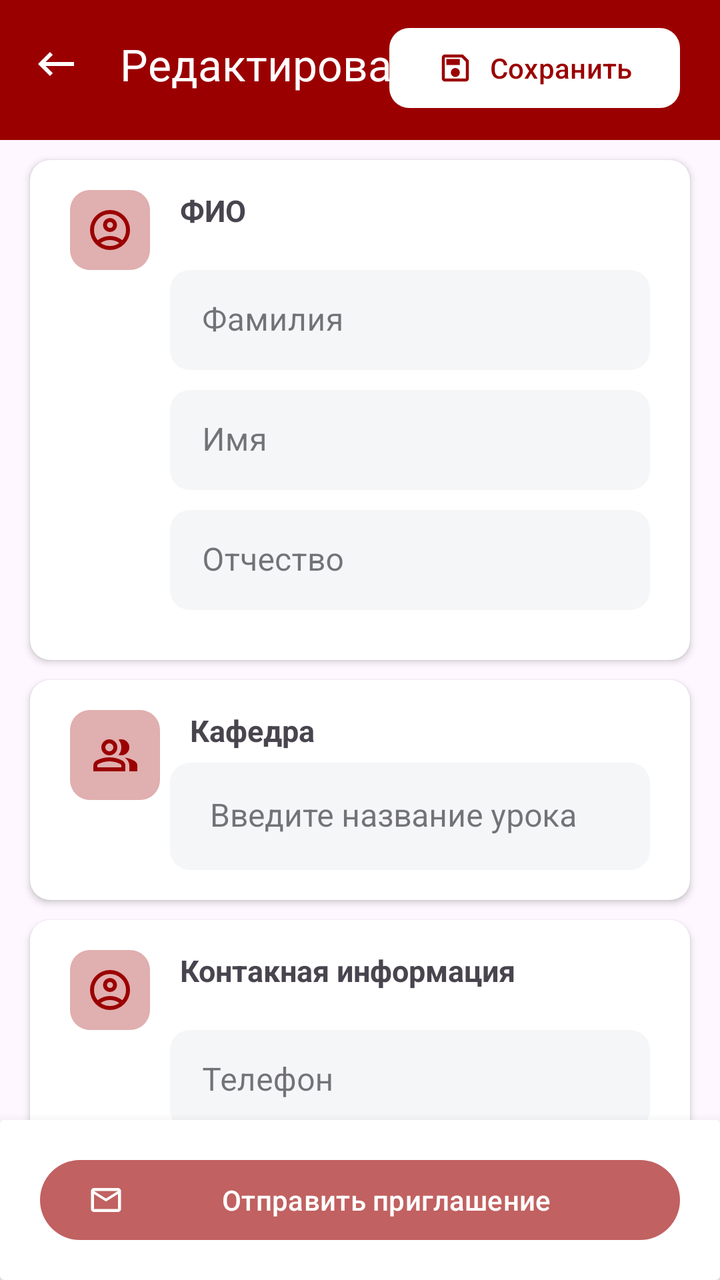
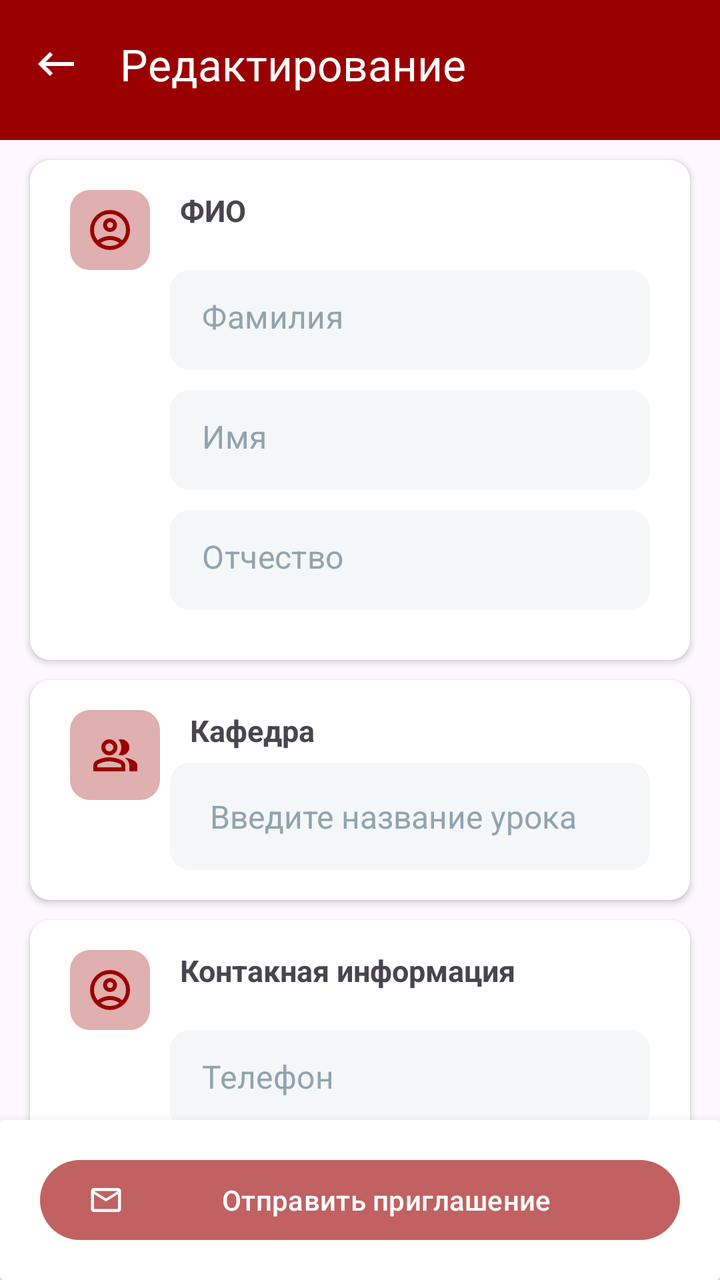

The first picture is an Android layout as it rendered before a commit; the second is the same layout after the commit. The layout source and the unified diff follow.
<!-- AndroidManifest.xml: application theme Theme.SKGA -->
<!-- res/layout/activity_teacher_add_edit.xml -->
<?xml version="1.0" encoding="utf-8"?>
<androidx.constraintlayout.widget.ConstraintLayout xmlns:android="http://schemas.android.com/apk/res/android"
    xmlns:app="http://schemas.android.com/apk/res-auto"
    xmlns:tools="http://schemas.android.com/tools"
    android:id="@+id/main"
    android:layout_width="match_parent"
    android:layout_height="match_parent"
    tools:context=".presentation.adminPage.teacherPage.TeacherAddEditActivity">


    <com.google.android.material.appbar.AppBarLayout
        android:id="@+id/appBarLayout"
        android:layout_width="match_parent"
        android:layout_height="wrap_content"
        android:background="@color/red"
        app:layout_constraintTop_toTopOf="parent">


        <com.google.android.material.appbar.CollapsingToolbarLayout
            android:id="@+id/collappsingToolBar"
            android:layout_width="match_parent"
            android:layout_height="70dp"
            android:elevation="8dp"
            app:contentScrim="@color/red"
            app:layout_scrollFlags="scroll|exitUntilCollapsed"
            app:titleEnabled="false">

            <com.google.android.material.appbar.MaterialToolbar
                android:id="@+id/toolbar"
                android:layout_width="match_parent"
                android:layout_height="?attr/actionBarSize"
                app:layout_collapseMode="pin"
                app:layout_constraintTop_toTopOf="parent"
                app:navigationIcon="@drawable/back_icon"
                app:navigationIconTint="@color/white"
                app:title="Редактирование"
                app:titleTextColor="@color/white" />

            <com.google.android.material.button.MaterialButton
                android:id="@+id/saveBtn"
                android:layout_width="wrap_content"
                android:layout_height="wrap_content"
                android:layout_gravity="end"
                android:layout_marginTop="10dp"
                android:layout_marginEnd="20dp"
                android:text="Сохранить"
                android:textColor="@color/red"
                android:visibility="visible"
                app:backgroundTint="@color/white"
                app:cornerRadius="10dp"
                app:icon="@drawable/save_ic"
                app:iconTint="@color/red" />
        </com.google.android.material.appbar.CollapsingToolbarLayout>
    </com.google.android.material.appbar.AppBarLayout>

    <androidx.core.widget.NestedScrollView
        android:layout_width="match_parent"
        android:layout_height="0dp"
        android:fillViewport="true"
        app:layout_constraintBottom_toBottomOf="parent"
        app:layout_constraintTop_toBottomOf="@id/appBarLayout">

        <androidx.constraintlayout.widget.ConstraintLayout
            android:layout_width="match_parent"
            android:layout_height="match_parent">

            <androidx.cardview.widget.CardView
                android:id="@+id/teacherContactInfoCV"
                android:layout_width="match_parent"
                android:layout_height="190dp"
                android:layout_marginStart="15dp"
                android:layout_marginTop="10dp"
                android:layout_marginEnd="15dp"
                android:background="@color/white"
                app:cardCornerRadius="10dp"
                app:layout_constraintTop_toBottomOf="@id/cafedraCV">

                <androidx.constraintlayout.widget.ConstraintLayout
                    android:layout_width="match_parent"
                    android:layout_height="match_parent">


                    <com.google.android.material.imageview.ShapeableImageView
                        android:id="@+id/teacherContactInfoIcon"
                        android:layout_width="40dp"
                        android:layout_height="40dp"
                        android:layout_marginStart="20dp"
                        android:layout_marginTop="15dp"
                        android:background="@color/red_alpha2"
                        android:scaleType="center"
                        android:src="@drawable/account_cicrle_icon"
                        app:layout_constraintStart_toStartOf="parent"
                        app:layout_constraintTop_toTopOf="parent"
                        app:shapeAppearanceOverlay="@style/SquareCorner"
                        app:tint="@color/red" />

                    <TextView
                        android:layout_width="wrap_content"
                        android:layout_height="wrap_content"
                        android:layout_marginStart="15dp"
                        android:text="Контакная информация"
                        android:textSize="15sp"
                        android:textStyle="bold"
                        app:layout_constraintStart_toEndOf="@id/teacherContactInfoIcon"
                        app:layout_constraintTop_toTopOf="@id/teacherContactInfoIcon" />

                    <com.google.android.material.textfield.TextInputLayout
                        android:id="@+id/teacherPhoneTI"
                        style="@style/Widget.MaterialComponents.TextInputLayout.FilledBox"
                        android:layout_width="match_parent"
                        android:layout_height="50dp"
                        android:layout_gravity="bottom"
                        android:layout_marginStart="70dp"
                        android:layout_marginEnd="20dp"
                        android:layout_marginBottom="15dp"
                        app:boxBackgroundColor="#F5F6F8"
                        app:boxCornerRadiusBottomEnd="10dp"
                        app:boxCornerRadiusBottomStart="10dp"
                        app:boxCornerRadiusTopEnd="10dp"
                        app:boxCornerRadiusTopStart="10dp"
                        app:boxStrokeWidth="0dp"
                        app:boxStrokeWidthFocused="1dp"
                        app:hintTextColor="#37474F"
                        app:layout_constraintTop_toBottomOf="@id/teacherContactInfoIcon"
                        app:startIconTint="#E57373">

                        <com.google.android.material.textfield.TextInputEditText
                            android:id="@+id/teacherPhoneET"
                            android:layout_width="match_parent"
                            android:layout_height="wrap_content"
                            android:hint="Телефон"
                            android:minHeight="40dp"
                            android:paddingTop="16dp"
                            android:paddingBottom="16dp"
                            android:textColorHint="#90A4AE"
                            android:textSize="16sp" />

                    </com.google.android.material.textfield.TextInputLayout>

                    <com.google.android.material.textfield.TextInputLayout
                        android:id="@+id/teacherEmailTI"
                        style="@style/Widget.MaterialComponents.TextInputLayout.FilledBox"
                        android:layout_width="match_parent"
                        android:layout_height="50dp"
                        android:layout_gravity="bottom"
                        android:layout_marginStart="70dp"
                        android:layout_marginEnd="20dp"
                        android:layout_marginBottom="15dp"
                        android:layout_marginTop="10dp"
                        app:boxBackgroundColor="#F5F6F8"
                        app:boxCornerRadiusBottomEnd="10dp"
                        app:boxCornerRadiusBottomStart="10dp"
                        app:boxCornerRadiusTopEnd="10dp"
                        app:boxCornerRadiusTopStart="10dp"
                        app:boxStrokeWidth="0dp"
                        app:boxStrokeWidthFocused="1dp"
                        app:hintTextColor="#37474F"
                        app:layout_constraintTop_toBottomOf="@id/teacherPhoneTI"
                        app:startIconTint="#E57373">

                        <com.google.android.material.textfield.TextInputEditText
                            android:id="@+id/teahcerEmailET"
                            android:layout_width="match_parent"
                            android:layout_height="wrap_content"
                            android:hint="Электронная почта"
                            android:minHeight="40dp"
                            android:paddingTop="16dp"
                            android:paddingBottom="16dp"
                            android:textColorHint="#90A4AE"
                            android:textSize="16sp" />

                    </com.google.android.material.textfield.TextInputLayout>

                </androidx.constraintlayout.widget.ConstraintLayout>
            </androidx.cardview.widget.CardView>

            <androidx.cardview.widget.CardView
                android:id="@+id/TeacherFullNameCV"
                android:layout_width="match_parent"
                android:layout_height="250dp"
                android:layout_marginStart="15dp"
                android:layout_marginTop="10dp"
                android:layout_marginEnd="15dp"
                android:background="@color/white"
                app:cardCornerRadius="10dp"
                app:layout_constraintTop_toTopOf="parent">

                <androidx.constraintlayout.widget.ConstraintLayout
                    android:layout_width="match_parent"
                    android:layout_height="match_parent">


                    <com.google.android.material.imageview.ShapeableImageView
                        android:id="@+id/teacherFullNameIcon"
                        android:layout_width="40dp"
                        android:layout_height="40dp"
                        android:layout_marginStart="20dp"
                        android:layout_marginTop="15dp"
                        android:background="@color/red_alpha2"
                        android:scaleType="center"
                        android:src="@drawable/account_cicrle_icon"
                        app:layout_constraintStart_toStartOf="parent"
                        app:layout_constraintTop_toTopOf="parent"
                        app:shapeAppearanceOverlay="@style/SquareCorner"
                        app:tint="@color/red" />

                    <TextView
                        android:layout_width="wrap_content"
                        android:layout_height="wrap_content"
                        android:layout_marginStart="15dp"
                        android:text="ФИО"
                        android:textSize="15sp"
                        android:textStyle="bold"
                        app:layout_constraintStart_toEndOf="@id/teacherFullNameIcon"
                        app:layout_constraintTop_toTopOf="@id/teacherFullNameIcon" />

                    <com.google.android.material.textfield.TextInputLayout
                        android:id="@+id/teacherNameTextInputLayout"
                        style="@style/Widget.MaterialComponents.TextInputLayout.FilledBox"
                        android:layout_width="match_parent"
                        android:layout_height="50dp"
                        android:layout_gravity="bottom"
                        android:layout_marginStart="70dp"
                        android:layout_marginTop="10dp"
                        android:layout_marginEnd="20dp"
                        android:layout_marginBottom="15dp"
                        app:boxBackgroundColor="#F5F6F8"
                        app:boxCornerRadiusBottomEnd="10dp"
                        app:boxCornerRadiusBottomStart="10dp"
                        app:boxCornerRadiusTopEnd="10dp"
                        app:boxCornerRadiusTopStart="10dp"
                        app:boxStrokeWidth="0dp"
                        app:boxStrokeWidthFocused="1dp"
                        app:hintTextColor="#37474F"
                        app:layout_constraintTop_toBottomOf="@id/teacherLastNameTI"
                        app:startIconTint="#E57373">

                        <com.google.android.material.textfield.TextInputEditText
                            android:id="@+id/teacherNameET"
                            android:layout_width="match_parent"
                            android:layout_height="wrap_content"
                            android:hint="Имя"
                            android:minHeight="40dp"
                            android:paddingTop="16dp"
                            android:paddingBottom="16dp"
                            android:textColorHint="#90A4AE"
                            android:textSize="16sp" />

                    </com.google.android.material.textfield.TextInputLayout>

                    <com.google.android.material.textfield.TextInputLayout
                        android:id="@+id/teacherLastNameTI"
                        style="@style/Widget.MaterialComponents.TextInputLayout.FilledBox"
                        android:layout_width="match_parent"
                        android:layout_height="50dp"
                        android:layout_gravity="bottom"
                        android:layout_marginStart="70dp"
                        android:layout_marginEnd="20dp"
                        android:layout_marginBottom="15dp"
                        app:boxBackgroundColor="#F5F6F8"
                        app:boxCornerRadiusBottomEnd="10dp"
                        app:boxCornerRadiusBottomStart="10dp"
                        app:boxCornerRadiusTopEnd="10dp"
                        app:boxCornerRadiusTopStart="10dp"
                        app:boxStrokeWidth="0dp"
                        app:boxStrokeWidthFocused="1dp"
                        app:hintTextColor="#37474F"
                        app:layout_constraintTop_toBottomOf="@id/teacherFullNameIcon"
                        app:startIconTint="#E57373">

                        <com.google.android.material.textfield.TextInputEditText
                            android:id="@+id/teacherLastNameET"
                            android:layout_width="match_parent"
                            android:layout_height="wrap_content"
                            android:hint="Фамилия"
                            android:minHeight="40dp"
                            android:paddingTop="16dp"
                            android:paddingBottom="16dp"
                            android:textColorHint="#90A4AE"
                            android:textSize="16sp" />

                    </com.google.android.material.textfield.TextInputLayout>

                    <com.google.android.material.textfield.TextInputLayout
                        android:id="@+id/teacherMiddleNameTI"
                        style="@style/Widget.MaterialComponents.TextInputLayout.FilledBox"
                        android:layout_width="match_parent"
                        android:layout_height="50dp"
                        android:layout_gravity="bottom"
                        android:layout_marginStart="70dp"
                        android:layout_marginTop="10dp"
                        android:layout_marginEnd="20dp"
                        android:layout_marginBottom="15dp"
                        app:boxBackgroundColor="#F5F6F8"
                        app:boxCornerRadiusBottomEnd="10dp"
                        app:boxCornerRadiusBottomStart="10dp"
                        app:boxCornerRadiusTopEnd="10dp"
                        app:boxCornerRadiusTopStart="10dp"
                        app:boxStrokeWidth="0dp"
                        app:boxStrokeWidthFocused="1dp"
                        app:hintTextColor="#37474F"
                        app:layout_constraintTop_toBottomOf="@id/teacherNameTextInputLayout"
                        app:startIconTint="#E57373">

                        <com.google.android.material.textfield.TextInputEditText
                            android:id="@+id/teacherMiddleNameEt"
                            android:layout_width="match_parent"
                            android:layout_height="wrap_content"
                            android:hint="Отчество"
                            android:minHeight="40dp"
                            android:paddingTop="16dp"
                            android:paddingBottom="16dp"
                            android:textColorHint="#90A4AE"
                            android:textSize="16sp" />

                    </com.google.android.material.textfield.TextInputLayout>

                </androidx.constraintlayout.widget.ConstraintLayout>
            </androidx.cardview.widget.CardView>


            <androidx.cardview.widget.CardView
                android:id="@+id/cafedraCV"
                android:layout_width="match_parent"
                android:layout_height="110dp"
                android:layout_marginStart="15dp"
                android:layout_marginTop="10dp"
                android:layout_marginEnd="15dp"
                android:background="@color/white"
                app:cardCornerRadius="10dp"
                app:layout_constraintTop_toBottomOf="@id/TeacherFullNameCV">

                <androidx.constraintlayout.widget.ConstraintLayout
                    android:layout_width="match_parent"
                    android:layout_height="match_parent">


                    <com.google.android.material.imageview.ShapeableImageView
                        android:id="@+id/cafedraIcon"
                        android:layout_width="45dp"
                        android:layout_height="45dp"
                        android:layout_marginStart="20dp"
                        android:layout_marginTop="15dp"
                        android:background="@color/red_alpha2"
                        android:scaleType="center"
                        android:src="@drawable/groups_ic"
                        app:layout_constraintStart_toStartOf="parent"
                        app:layout_constraintTop_toTopOf="parent"
                        app:shapeAppearanceOverlay="@style/SquareCorner"
                        app:tint="@color/red" />

                    <TextView
                        android:layout_width="wrap_content"
                        android:layout_height="wrap_content"
                        android:layout_marginStart="15dp"
                        android:text="Кафедра"
                        android:textSize="15sp"
                        android:textStyle="bold"
                        app:layout_constraintStart_toEndOf="@id/cafedraIcon"
                        app:layout_constraintTop_toTopOf="@id/cafedraIcon" />

                    <com.google.android.material.textfield.TextInputLayout
                        android:id="@+id/textInputLayoutLessonName"
                        style="@style/Widget.MaterialComponents.TextInputLayout.FilledBox"
                        android:layout_width="match_parent"
                        android:layout_height="wrap_content"
                        android:layout_gravity="bottom"
                        android:layout_marginStart="70dp"
                        android:layout_marginEnd="20dp"
                        android:layout_marginBottom="15dp"
                        app:boxBackgroundColor="#F5F6F8"
                        app:boxCornerRadiusBottomEnd="10dp"
                        app:boxCornerRadiusBottomStart="10dp"
                        app:boxCornerRadiusTopEnd="10dp"
                        app:boxCornerRadiusTopStart="10dp"
                        app:boxStrokeWidth="0dp"
                        app:boxStrokeWidthFocused="1dp"
                        app:hintTextColor="#37474F"
                        app:layout_constraintBottom_toBottomOf="parent"
                        app:startIconTint="#E57373">

                        <com.google.android.material.textfield.MaterialAutoCompleteTextView
                            android:id="@+id/teacherFacultyAC"
                            android:layout_width="match_parent"
                            android:layout_height="wrap_content"
                            android:hint="Введите название урока"
                            android:minHeight="40dp"
                            android:paddingStart="20dp"
                            android:paddingTop="16dp"
                            android:paddingBottom="16dp"
                            android:textColorHint="#90A4AE"
                            android:textSize="16sp" />

                    </com.google.android.material.textfield.TextInputLayout>
                </androidx.constraintlayout.widget.ConstraintLayout>
            </androidx.cardview.widget.CardView>


        </androidx.constraintlayout.widget.ConstraintLayout>
    </androidx.core.widget.NestedScrollView>

    <androidx.cardview.widget.CardView
        android:id="@+id/bottomCardView"
        android:layout_width="match_parent"
        android:layout_height="80dp"
        app:cardElevation="8dp"
        app:layout_constraintBottom_toBottomOf="parent">

        <com.google.android.material.button.MaterialButton
            android:id="@+id/sendInviteBtn"
            android:layout_width="match_parent"
            android:layout_height="wrap_content"
            android:layout_gravity="center"
            android:layout_marginStart="20dp"
            android:layout_marginEnd="20dp"
            android:text="Отправить приглашение"
            app:backgroundTint="@color/red_alpha"
            app:icon="@drawable/mail" />
    </androidx.cardview.widget.CardView>

</androidx.constraintlayout.widget.ConstraintLayout>
<!-- resources referenced by this layout -->
<resources>
  <color name="red">#9B0000</color>
  <color name="red_alpha">#9E9B0000</color>
  <color name="red_alpha2">#509B0000</color>
  <color name="white">#FFFFFFFF</color>
  <!-- drawable account_cicrle_icon (drawable) -->
  <vector xmlns:android="http://schemas.android.com/apk/res/android"
      android:width="24dp"
      android:height="24dp"
      android:viewportWidth="960"
      android:viewportHeight="960">
    <path
        android:pathData="M234,684q51,-39 114,-61.5T480,600q69,0 132,22.5T726,684q35,-41 54.5,-93T800,480q0,-133 -93.5,-226.5T480,160q-133,0 -226.5,93.5T160,480q0,59 19.5,111t54.5,93ZM480,520q-59,0 -99.5,-40.5T340,380q0,-59 40.5,-99.5T480,240q59,0 99.5,40.5T620,380q0,59 -40.5,99.5T480,520ZM480,880q-83,0 -156,-31.5T197,763q-54,-54 -85.5,-127T80,480q0,-83 31.5,-156T197,197q54,-54 127,-85.5T480,80q83,0 156,31.5T763,197q54,54 85.5,127T880,480q0,83 -31.5,156T763,763q-54,54 -127,85.5T480,880ZM480,800q53,0 100,-15.5t86,-44.5q-39,-29 -86,-44.5T480,680q-53,0 -100,15.5T294,740q39,29 86,44.5T480,800ZM480,440q26,0 43,-17t17,-43q0,-26 -17,-43t-43,-17q-26,0 -43,17t-17,43q0,26 17,43t43,17ZM480,380ZM480,740Z"
        android:fillColor="#e3e3e3"/>
  </vector>
  <!-- drawable back_icon (drawable) -->
  <vector xmlns:android="http://schemas.android.com/apk/res/android"
      android:width="24dp"
      android:height="24dp"
      android:viewportWidth="960"
      android:viewportHeight="960">
    <path
        android:pathData="M360,720 L120,480l240,-240 56,56 -144,144h568v80L272,520l144,144 -56,56Z"
        android:fillColor="#000000"/>
  </vector>
  <!-- drawable groups_ic (drawable) -->
  <vector xmlns:android="http://schemas.android.com/apk/res/android"
      android:width="24dp"
      android:height="24dp"
      android:viewportWidth="960"
      android:viewportHeight="960">
    <path
        android:pathData="M40,800v-112q0,-34 17.5,-62.5T104,582q62,-31 126,-46.5T360,520q66,0 130,15.5T616,582q29,15 46.5,43.5T680,688v112L40,800ZM760,800v-120q0,-44 -24.5,-84.5T666,526q51,6 96,20.5t84,35.5q36,20 55,44.5t19,53.5v120L760,800ZM247,433q-47,-47 -47,-113t47,-113q47,-47 113,-47t113,47q47,47 47,113t-47,113q-47,47 -113,47t-113,-47ZM713,433q-47,47 -113,47 -11,0 -28,-2.5t-28,-5.5q27,-32 41.5,-71t14.5,-81q0,-42 -14.5,-81T544,168q14,-5 28,-6.5t28,-1.5q66,0 113,47t47,113q0,66 -47,113ZM120,720h480v-32q0,-11 -5.5,-20T580,654q-54,-27 -109,-40.5T360,600q-56,0 -111,13.5T140,654q-9,5 -14.5,14t-5.5,20v32ZM416.5,376.5Q440,353 440,320t-23.5,-56.5Q393,240 360,240t-56.5,23.5Q280,287 280,320t23.5,56.5Q327,400 360,400t56.5,-23.5ZM360,720ZM360,320Z"
        android:fillColor="#e3e3e3"/>
  </vector>
  <!-- drawable mail (drawable) -->
  <vector xmlns:android="http://schemas.android.com/apk/res/android"
      android:width="24dp"
      android:height="24dp"
      android:viewportWidth="960"
      android:viewportHeight="960">
    <path
        android:pathData="M160,800q-33,0 -56.5,-23.5T80,720v-480q0,-33 23.5,-56.5T160,160h640q33,0 56.5,23.5T880,240v480q0,33 -23.5,56.5T800,800L160,800ZM480,520L160,320v400h640v-400L480,520ZM480,440 L800,240L160,240l320,200ZM160,320v-80,480 -400Z"
        android:fillColor="#000000"/>
  </vector>
  <!-- drawable save_ic (drawable) -->
  <vector xmlns:android="http://schemas.android.com/apk/res/android"
      android:width="24dp"
      android:height="24dp"
      android:viewportWidth="960"
      android:viewportHeight="960">
    <path
        android:pathData="M840,280v480q0,33 -23.5,56.5T760,840L200,840q-33,0 -56.5,-23.5T120,760v-560q0,-33 23.5,-56.5T200,120h480l160,160ZM760,314L646,200L200,200v560h560v-446ZM565,685q35,-35 35,-85t-35,-85q-35,-35 -85,-35t-85,35q-35,35 -35,85t35,85q35,35 85,35t85,-35ZM240,400h360v-160L240,240v160ZM200,314v446,-560 114Z"
        android:fillColor="#e3e3e3"/>
  </vector>
  <style name="SquareCorner">
          <item name="cornerSize">10dp</item>
      </style>
  <style name="Theme.SKGA" parent="Base.Theme.SKGA" />
  <style name="Base.Theme.SKGA" parent="Theme.Material3.DayNight.NoActionBar">
          
          
      </style>
</resources>

<!-- the commit's change to res/layout/activity_teacher_add_edit.xml (unified diff, before → after) -->
@@ -36,20 +36,6 @@
                 app:title="Редактирование"
                 app:titleTextColor="@color/white" />
 
-            <com.google.android.material.button.MaterialButton
-                android:id="@+id/saveBtn"
-                android:layout_width="wrap_content"
-                android:layout_height="wrap_content"
-                android:layout_gravity="end"
-                android:layout_marginTop="10dp"
-                android:layout_marginEnd="20dp"
-                android:text="Сохранить"
-                android:textColor="@color/red"
-                android:visibility="visible"
-                app:backgroundTint="@color/white"
-                app:cornerRadius="10dp"
-                app:icon="@drawable/save_ic"
-                app:iconTint="@color/red" />
         </com.google.android.material.appbar.CollapsingToolbarLayout>
     </com.google.android.material.appbar.AppBarLayout>
 
@@ -116,6 +102,7 @@
                         app:boxBackgroundColor="#F5F6F8"
                         app:boxCornerRadiusBottomEnd="10dp"
                         app:boxCornerRadiusBottomStart="10dp"
+                        app:hintEnabled="false"
                         app:boxCornerRadiusTopEnd="10dp"
                         app:boxCornerRadiusTopStart="10dp"
                         app:boxStrokeWidth="0dp"
@@ -130,6 +117,7 @@
                             android:layout_height="wrap_content"
                             android:hint="Телефон"
                             android:minHeight="40dp"
+                            app:hintEnabled="false"
                             android:paddingTop="16dp"
                             android:paddingBottom="16dp"
                             android:textColorHint="#90A4AE"
@@ -153,6 +141,7 @@
                         app:boxCornerRadiusTopEnd="10dp"
                         app:boxCornerRadiusTopStart="10dp"
                         app:boxStrokeWidth="0dp"
+                        app:hintEnabled="false"
                         app:boxStrokeWidthFocused="1dp"
                         app:hintTextColor="#37474F"
                         app:layout_constraintTop_toBottomOf="@id/teacherPhoneTI"
@@ -165,6 +154,7 @@
                             android:hint="Электронная почта"
                             android:minHeight="40dp"
                             android:paddingTop="16dp"
+                            app:hintEnabled="false"
                             android:paddingBottom="16dp"
                             android:textColorHint="#90A4AE"
                             android:textSize="16sp" />
@@ -232,6 +222,7 @@
                         app:boxStrokeWidth="0dp"
                         app:boxStrokeWidthFocused="1dp"
                         app:hintTextColor="#37474F"
+                        app:hintEnabled="false"
                         app:layout_constraintTop_toBottomOf="@id/teacherLastNameTI"
                         app:startIconTint="#E57373">
 
@@ -240,6 +231,7 @@
                             android:layout_width="match_parent"
                             android:layout_height="wrap_content"
                             android:hint="Имя"
+                            app:hintEnabled="false"
                             android:minHeight="40dp"
                             android:paddingTop="16dp"
                             android:paddingBottom="16dp"
@@ -265,6 +257,7 @@
                         app:boxStrokeWidth="0dp"
                         app:boxStrokeWidthFocused="1dp"
                         app:hintTextColor="#37474F"
+                        app:hintEnabled="false"
                         app:layout_constraintTop_toBottomOf="@id/teacherFullNameIcon"
                         app:startIconTint="#E57373">
 
@@ -274,6 +267,7 @@
                             android:layout_height="wrap_content"
                             android:hint="Фамилия"
                             android:minHeight="40dp"
+                            app:hintEnabled="false"
                             android:paddingTop="16dp"
                             android:paddingBottom="16dp"
                             android:textColorHint="#90A4AE"
@@ -299,6 +293,7 @@
                         app:boxStrokeWidth="0dp"
                         app:boxStrokeWidthFocused="1dp"
                         app:hintTextColor="#37474F"
+                        app:hintEnabled="false"
                         app:layout_constraintTop_toBottomOf="@id/teacherNameTextInputLayout"
                         app:startIconTint="#E57373">
 
@@ -307,6 +302,7 @@
                             android:layout_width="match_parent"
                             android:layout_height="wrap_content"
                             android:hint="Отчество"
+                            app:hintEnabled="false"
                             android:minHeight="40dp"
                             android:paddingTop="16dp"
                             android:paddingBottom="16dp"
@@ -376,6 +372,7 @@
                         app:boxStrokeWidth="0dp"
                         app:boxStrokeWidthFocused="1dp"
                         app:hintTextColor="#37474F"
+                        app:hintEnabled="false"
                         app:layout_constraintBottom_toBottomOf="parent"
                         app:startIconTint="#E57373">
 
@@ -385,6 +382,7 @@
                             android:layout_height="wrap_content"
                             android:hint="Введите название урока"
                             android:minHeight="40dp"
+                            app:hintEnabled="false"
                             android:paddingStart="20dp"
                             android:paddingTop="16dp"
                             android:paddingBottom="16dp"
<!-- resource entries referenced after the edit -->
@@ -44,16 +44,6 @@
         android:pathData="M160,800q-33,0 -56.5,-23.5T80,720v-480q0,-33 23.5,-56.5T160,160h640q33,0 56.5,23.5T880,240v480q0,33 -23.5,56.5T800,800L160,800ZM480,520L160,320v400h640v-400L480,520ZM480,440 L800,240L160,240l320,200ZM160,320v-80,480 -400Z"
         android:fillColor="#000000"/>
   </vector>
-  <!-- drawable save_ic (drawable) -->
-  <vector xmlns:android="http://schemas.android.com/apk/res/android"
-      android:width="24dp"
-      android:height="24dp"
-      android:viewportWidth="960"
-      android:viewportHeight="960">
-    <path
-        android:pathData="M840,280v480q0,33 -23.5,56.5T760,840L200,840q-33,0 -56.5,-23.5T120,760v-560q0,-33 23.5,-56.5T200,120h480l160,160ZM760,314L646,200L200,200v560h560v-446ZM565,685q35,-35 35,-85t-35,-85q-35,-35 -85,-35t-85,35q-35,35 -35,85t35,85q35,35 85,35t85,-35ZM240,400h360v-160L240,240v160ZM200,314v446,-560 114Z"
-        android:fillColor="#e3e3e3"/>
-  </vector>
   <style name="SquareCorner">
           <item name="cornerSize">10dp</item>
       </style>
